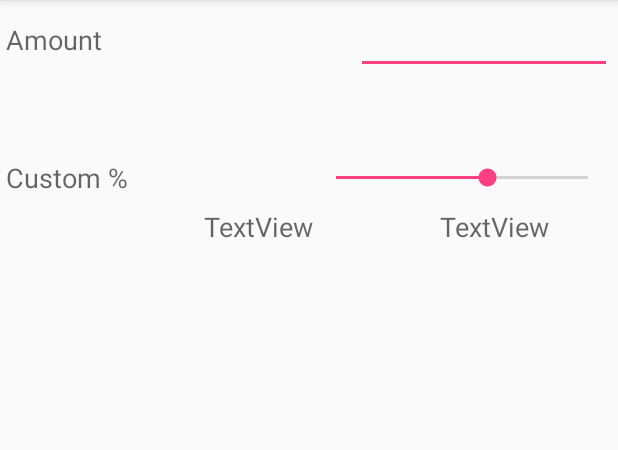
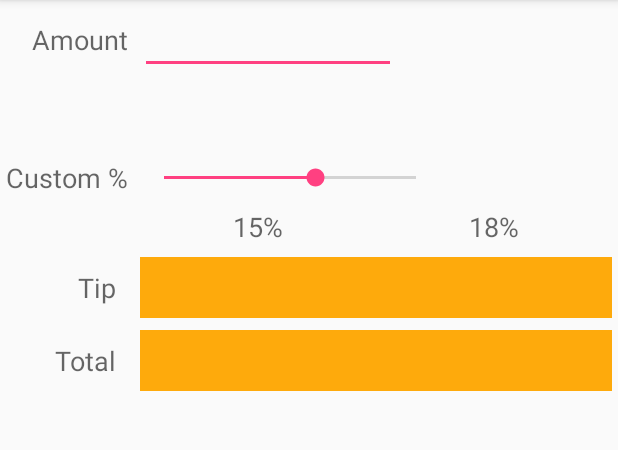
Before and after one commit to mvandrew/TipCalculator, an Android app: the screen it shows after launch (TipCalculatorActivity), on a phone screen of 412 x 824 dp, the part 84-534 px from its top. Run offline under Robolectric (Android 15) with nearby library versions, the phone set to English and light mode, and no system bars.

Commit message:
Interface Completed

```diff
--- a/app/src/main/java/ru/msav/tipcalculator/TipCalculatorActivity.java
+++ b/app/src/main/java/ru/msav/tipcalculator/TipCalculatorActivity.java
@@ -1,7 +1,8 @@
 package ru.msav.tipcalculator;
 
 import android.support.v7.app.AppCompatActivity;
-import android.os.Bundle;
+import android.os.Bundle; // Сохранение информации состояния
+import java.text.NumberFormat; // Для форматирования денежных сумм
 
 public class TipCalculatorActivity extends AppCompatActivity {
 
--- a/app/src/main/res/layout/activity_tip_calculator.xml
+++ b/app/src/main/res/layout/activity_tip_calculator.xml
@@ -10,6 +10,7 @@
         android:id="@+id/amountTextView"
         android:layout_width="wrap_content"
         android:layout_height="wrap_content"
+        android:layout_gravity="right"
         android:labelFor="@+id/amountEditText"
         android:text="@string/amountLabel"
         android:textAppearance="@android:style/TextAppearance.Material.Medium" />
@@ -18,7 +19,7 @@
         android:id="@+id/amountEditText"
         android:layout_width="wrap_content"
         android:layout_height="wrap_content"
-        android:layout_gravity="right"
+        android:layout_gravity="left"
         android:ems="8"
         android:inputType="numberDecimal"
         android:maxLength="6" />
@@ -36,6 +37,7 @@
         android:id="@+id/customPercentTextView"
         android:layout_width="wrap_content"
         android:layout_height="wrap_content"
+        android:layout_gravity="right"
         android:labelFor="@+id/customTipSeekBar"
         android:text="@string/custom_tip_percentage"
         android:textAppearance="@android:style/TextAppearance.Material.Medium" />
@@ -44,35 +46,121 @@
         android:id="@+id/customTipSeekBar"
         android:layout_width="200dp"
         android:layout_height="wrap_content"
-        android:layout_gravity="right|center_vertical"
+        android:layout_gravity="left|center_vertical"
         android:max="30"
         android:progress="18" />
 
     <LinearLayout
+        android:id="@+id/percentLinearLayout"
         android:layout_height="wrap_content"
         android:layout_column="1"
         android:layout_gravity="center_horizontal|fill_horizontal"
         android:orientation="horizontal">
 
         <TextView
-            android:id="@+id/textView6"
+            android:id="@+id/percent15TextView"
             android:layout_width="wrap_content"
             android:layout_height="wrap_content"
             android:layout_gravity="left"
             android:layout_weight="1"
-            android:text="TextView"
+            android:text="@string/fiften_percent"
             android:textAlignment="center"
             android:textAppearance="@android:style/TextAppearance.Material.Medium" />
 
         <TextView
-            android:id="@+id/textView5"
+            android:id="@+id/percentCustomTextView"
             android:layout_width="wrap_content"
             android:layout_height="wrap_content"
             android:layout_gravity="right"
             android:layout_weight="1"
-            android:text="TextView"
+            android:text="@string/eighteen_percent"
             android:textAlignment="center"
             android:textAppearance="@android:style/TextAppearance.Material.Medium" />
+
+    </LinearLayout>
+
+    <TextView
+        android:id="@+id/tipTextView"
+        android:layout_width="wrap_content"
+        android:layout_height="wrap_content"
+        android:layout_gravity="right"
+        android:labelFor="@+id/customTipSeekBar"
+        android:padding="@dimen/textview_padding"
+        android:text="@string/tip_label"
+        android:textAppearance="@android:style/TextAppearance.Material.Medium" />
+
+    <LinearLayout
+        android:id="@+id/tipLinearLayout"
+        android:layout_width="wrap_content"
+        android:layout_height="wrap_content"
+        android:layout_column="1"
+        android:layout_gravity="center_horizontal|fill_horizontal"
+        android:orientation="horizontal">
+
+        <TextView
+            android:id="@+id/tip15TextView"
+            android:layout_width="wrap_content"
+            android:layout_height="wrap_content"
+            android:layout_gravity="left"
+            android:layout_weight="1"
+            android:background="?android:attr/colorPressedHighlight"
+            android:padding="@dimen/textview_padding"
+            android:textAlignment="center"
+            android:textAppearance="@android:style/TextAppearance.Material.Medium" />
+
+        <TextView
+            android:id="@+id/tipCustomTextView"
+            android:layout_width="wrap_content"
+            android:layout_height="wrap_content"
+            android:layout_gravity="right"
+            android:layout_weight="1"
+            android:background="?android:attr/colorPressedHighlight"
+            android:padding="@dimen/textview_padding"
+            android:textAlignment="center"
+            android:textAppearance="@android:style/TextAppearance.Material.Medium" />
+
+    </LinearLayout>
+
+    <TextView
+        android:id="@+id/totalTextView"
+        android:layout_width="wrap_content"
+        android:layout_height="wrap_content"
+        android:layout_gravity="right"
+        android:labelFor="@+id/customTipSeekBar"
+        android:padding="@dimen/textview_padding"
+        android:text="@string/total_label"
+        android:textAppearance="@android:style/TextAppearance.Material.Medium" />
+
+    <LinearLayout
+        android:id="@+id/totalLinearLayout"
+        android:layout_width="wrap_content"
+        android:layout_height="wrap_content"
+        android:layout_column="1"
+        android:layout_gravity="center_horizontal|fill_horizontal"
+        android:orientation="horizontal">
+
+        <TextView
+            android:id="@+id/total15TextView"
+            android:layout_width="wrap_content"
+            android:layout_height="wrap_content"
+            android:layout_gravity="left"
+            android:layout_weight="1"
+            android:background="?android:attr/colorPressedHighlight"
+            android:padding="@dimen/textview_padding"
+            android:textAlignment="center"
+            android:textAppearance="@android:style/TextAppearance.Material.Medium" />
+
+        <TextView
+            android:id="@+id/totalCustomTextView"
+            android:layout_width="wrap_content"
+            android:layout_height="wrap_content"
+            android:layout_gravity="right"
+            android:layout_weight="1"
+            android:background="?android:attr/colorPressedHighlight"
+            android:padding="@dimen/textview_padding"
+            android:textAlignment="center"
+            android:textAppearance="@android:style/TextAppearance.Material.Medium" />
+
     </LinearLayout>
 
 </GridLayout>
--- a/app/src/main/res/values/strings.xml
+++ b/app/src/main/res/values/strings.xml
@@ -2,4 +2,8 @@
     <string name="app_name">Tip Calculator</string>
     <string name="amountLabel">Amount</string>
     <string name="custom_tip_percentage">Custom %</string>
+    <string name="fiften_percent" translatable="false">15%</string>
+    <string name="eighteen_percent" translatable="false">18%</string>
+    <string name="tip_label">Tip</string>
+    <string name="total_label">Total</string>
 </resources>
```
Also changed, not shown: 1 other file.
